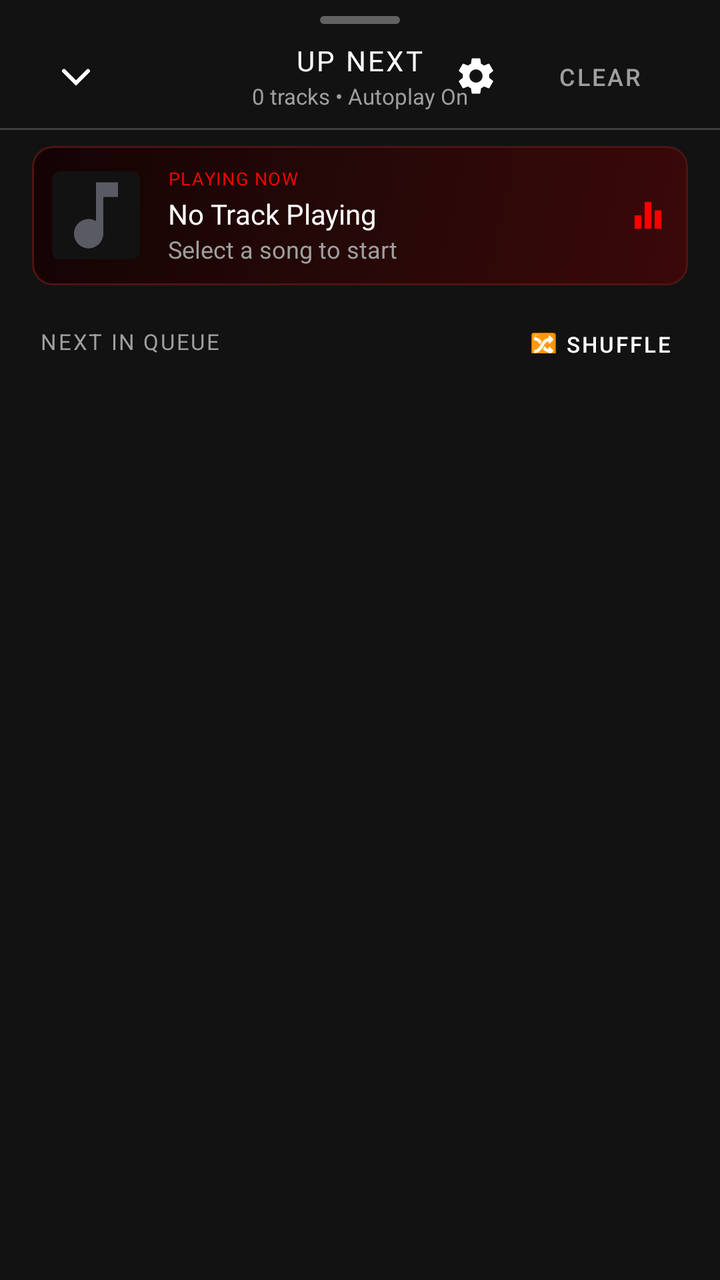
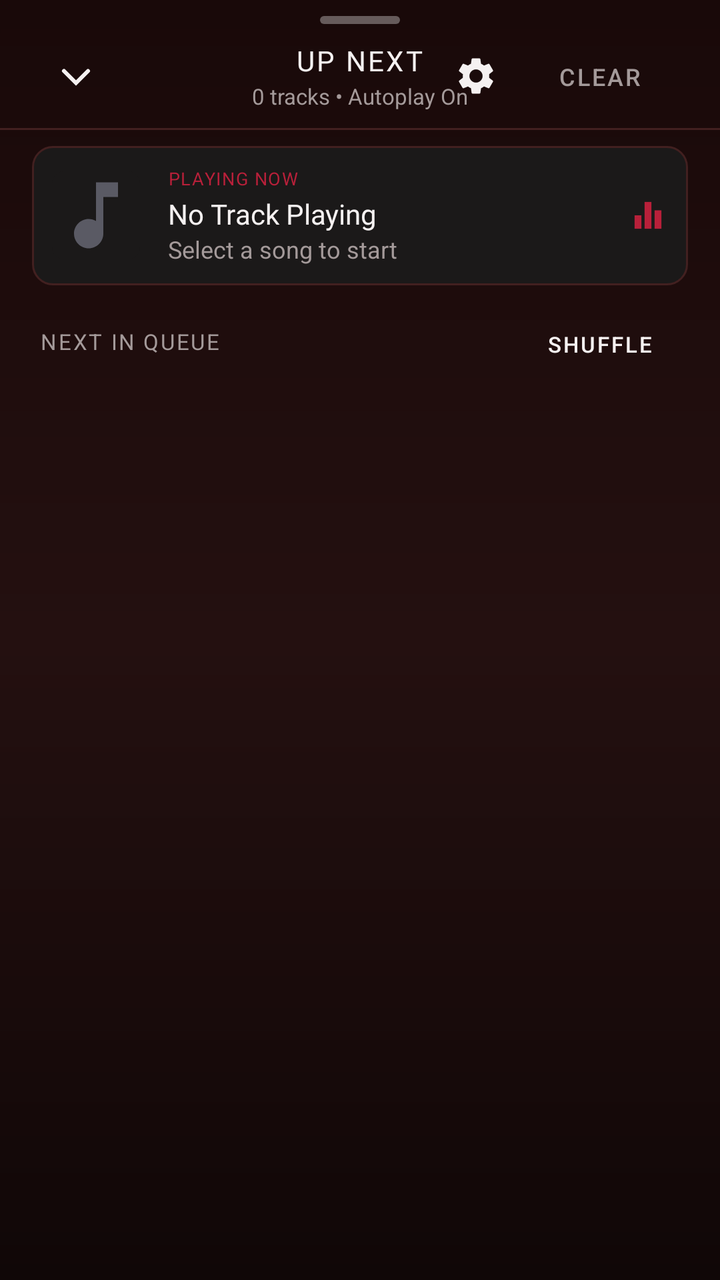

The first picture is an Android layout as it rendered before a commit; the second is the same layout after the commit. The layout source and the unified diff follow.
<!-- AndroidManifest.xml: application theme Theme.BraveMusicPlayer -->
<!-- res/layout/dialog_queue.xml -->
<?xml version="1.0" encoding="utf-8"?>
<LinearLayout xmlns:android="http://schemas.android.com/apk/res/android"
    xmlns:app="http://schemas.android.com/apk/res-auto"
    android:id="@+id/layoutQueueSheet"
    android:layout_width="match_parent"
    android:layout_height="match_parent"
    android:background="@color/ytm_surface_dark"
    android:orientation="vertical"
    android:paddingTop="8dp">

    
    <ImageView
        android:layout_width="wrap_content"
        android:layout_height="wrap_content"
        android:layout_gravity="center_horizontal"
        android:contentDescription="Drag Handle"
        android:src="@drawable/single_bar_drag_handle" />

    
    <RelativeLayout
        android:layout_width="match_parent"
        android:layout_height="wrap_content"
        android:layout_marginTop="8dp"
        android:paddingStart="20dp"
        android:paddingEnd="16dp">

        <ImageView
            android:id="@+id/ivCloseQueue"
            android:layout_width="36dp"
            android:layout_height="36dp"
            android:layout_alignParentStart="true"
            android:layout_centerVertical="true"
            android:background="?android:attr/selectableItemBackgroundBorderless"
            android:contentDescription="Close Queue"
            android:padding="6dp"
            android:src="@drawable/ic_ytm_chevron_down"
            app:tint="@color/ytm_icon_active" />

        <LinearLayout
            android:layout_width="wrap_content"
            android:layout_height="wrap_content"
            android:layout_centerInParent="true"
            android:gravity="center"
            android:orientation="vertical">

            <TextView
                android:layout_width="wrap_content"
                android:layout_height="wrap_content"
                android:fontFamily="@font/youtube_sans_bold_font"
                android:letterSpacing="0.08"
                android:text="UP NEXT"
                android:textColor="@color/ytm_text_primary"
                android:textSize="14sp" />

            <TextView
                android:id="@+id/tvQueueTrackCount"
                android:layout_width="wrap_content"
                android:layout_height="wrap_content"
                android:layout_marginTop="1dp"
                android:fontFamily="sans-serif"
                android:text="0 tracks • Autoplay On"
                android:textColor="@color/ytm_text_secondary"
                android:textSize="11sp" />
        </LinearLayout>

        <LinearLayout
            android:layout_width="wrap_content"
            android:layout_height="wrap_content"
            android:layout_alignParentEnd="true"
            android:layout_centerVertical="true"
            android:gravity="center_vertical"
            android:orientation="horizontal">

            <ImageView
                android:id="@+id/btnQueueSettings"
                android:layout_width="36dp"
                android:layout_height="36dp"
                android:background="?android:attr/selectableItemBackgroundBorderless"
                android:contentDescription="Playback Settings"
                android:padding="7dp"
                android:src="@drawable/ic_settings"
                app:tint="@color/ytm_icon_active" />

            <Button
                android:id="@+id/btnClearQueue"
                style="@style/Widget.MaterialComponents.Button.TextButton"
                android:layout_width="wrap_content"
                android:layout_height="36dp"
                android:fontFamily="sans-serif-medium"
                android:text="Clear"
                android:textColor="@color/ytm_text_secondary"
                android:textSize="12sp" />
        </LinearLayout>
    </RelativeLayout>

    <View
        android:layout_width="match_parent"
        android:layout_height="1dp"
        android:layout_marginTop="8dp"
        android:layout_marginBottom="8dp"
        android:background="@color/ytm_divider" />

    
    <LinearLayout
        android:id="@+id/layoutQueueNowPlayingCard"
        android:layout_width="match_parent"
        android:layout_height="wrap_content"
        android:layout_marginStart="16dp"
        android:layout_marginEnd="16dp"
        android:layout_marginBottom="8dp"
        android:background="@drawable/bg_mix_card"
        android:gravity="center_vertical"
        android:orientation="horizontal"
        android:padding="10dp">

        <androidx.cardview.widget.CardView
            android:layout_width="44dp"
            android:layout_height="44dp"
            app:cardBackgroundColor="@color/ytm_surface_card"
            app:cardCornerRadius="4dp"
            app:cardElevation="0dp">

            <ImageView
                android:id="@+id/ivNowPlayingQueueThumb"
                android:layout_width="match_parent"
                android:layout_height="match_parent"
                android:contentDescription="Now Playing Art"
                android:scaleType="centerCrop"
                android:src="@drawable/ic_music_note" />
        </androidx.cardview.widget.CardView>

        <LinearLayout
            android:layout_width="0dp"
            android:layout_height="wrap_content"
            android:layout_marginStart="14dp"
            android:layout_marginEnd="8dp"
            android:layout_weight="1"
            android:orientation="vertical">

            <TextView
                android:layout_width="wrap_content"
                android:layout_height="wrap_content"
                android:fontFamily="sans-serif-bold"
                android:letterSpacing="0.06"
                android:text="PLAYING NOW"
                android:textColor="@color/ytm_red"
                android:textSize="9sp" />

            <TextView
                android:id="@+id/tvNowPlayingQueueTitle"
                android:layout_width="wrap_content"
                android:layout_height="wrap_content"
                android:layout_marginTop="2dp"
                android:ellipsize="end"
                android:fontFamily="@font/youtube_sans_bold_font"
                android:maxLines="1"
                android:text="No Track Playing"
                android:textColor="@color/ytm_text_primary"
                android:textSize="14sp" />

            <TextView
                android:id="@+id/tvNowPlayingQueueArtist"
                android:layout_width="wrap_content"
                android:layout_height="wrap_content"
                android:ellipsize="end"
                android:fontFamily="sans-serif"
                android:maxLines="1"
                android:text="Select a song to start"
                android:textColor="@color/ytm_text_secondary"
                android:textSize="12sp" />
        </LinearLayout>

        <ImageView
            android:layout_width="20dp"
            android:layout_height="20dp"
            android:contentDescription="Equalizer"
            android:src="@drawable/ic_equalizer"
            app:tint="@color/ytm_red" />
    </LinearLayout>

    
    <RelativeLayout
        android:layout_width="match_parent"
        android:layout_height="wrap_content"
        android:paddingStart="20dp"
        android:paddingEnd="16dp"
        android:paddingTop="4dp"
        android:paddingBottom="4dp">

        <TextView
            android:layout_width="wrap_content"
            android:layout_height="wrap_content"
            android:layout_alignParentStart="true"
            android:layout_centerVertical="true"
            android:fontFamily="sans-serif-bold"
            android:letterSpacing="0.08"
            android:text="NEXT IN QUEUE"
            android:textColor="@color/ytm_text_secondary"
            android:textSize="11sp" />

        <Button
            android:id="@+id/btnShuffleQueue"
            style="@style/Widget.MaterialComponents.Button.TextButton"
            android:layout_width="wrap_content"
            android:layout_height="32dp"
            android:layout_alignParentEnd="true"
            android:layout_centerVertical="true"
            android:fontFamily="sans-serif-medium"
            android:text="🔀 Shuffle"
            android:textColor="@color/ytm_text_primary"
            android:textSize="11sp" />
    </RelativeLayout>

    
    <FrameLayout
        android:layout_width="match_parent"
        android:layout_height="0dp"
        android:layout_weight="1">

        
        <androidx.recyclerview.widget.RecyclerView
            android:id="@+id/rvQueueList"
            android:layout_width="match_parent"
            android:layout_height="match_parent"
            android:clipToPadding="false"
            android:paddingBottom="24dp" />

        
        <LinearLayout
            android:id="@+id/layoutQueueEmpty"
            android:layout_width="match_parent"
            android:layout_height="match_parent"
            android:gravity="center"
            android:orientation="vertical"
            android:padding="32dp"
            android:visibility="gone">

            <ImageView
                android:layout_width="56dp"
                android:layout_height="56dp"
                android:contentDescription="Empty Queue"
                android:src="@drawable/ic_queue_music"
                app:tint="@color/ytm_icon_inactive" />

            <TextView
                android:layout_width="wrap_content"
                android:layout_height="wrap_content"
                android:layout_marginTop="16dp"
                android:fontFamily="@font/youtube_sans_bold_font"
                android:text="Your queue is empty"
                android:textColor="@color/ytm_text_primary"
                android:textSize="16sp" />

            <TextView
                android:layout_width="wrap_content"
                android:layout_height="wrap_content"
                android:layout_marginTop="4dp"
                android:fontFamily="sans-serif"
                android:gravity="center"
                android:text="Search for music or enable Autoplay to keep the music playing infinitely."
                android:textColor="@color/ytm_text_secondary"
                android:textSize="13sp" />
        </LinearLayout>

    </FrameLayout>

</LinearLayout>
<!-- resources referenced by this layout -->
<resources>
  <color name="ytm_divider">#3F3F3F</color>
  <color name="ytm_icon_active">#FFFFFF</color>
  <color name="ytm_icon_inactive">#AAAAAA</color>
  <color name="ytm_red">#FF0000</color>
  <color name="ytm_surface_card">#121212</color>
  <color name="ytm_surface_dark">#121212</color>
  <color name="ytm_text_primary">#FFFFFF</color>
  <color name="ytm_text_secondary">#9F9F9F</color>
  <!-- drawable bg_mix_card (drawable) -->
  <?xml version="1.0" encoding="utf-8"?>
  <shape xmlns:android="http://schemas.android.com/apk/res/android"
      android:shape="rectangle">
      <gradient
          android:angle="135"
          android:startColor="@color/ytm_bg_top_glow"
          android:centerColor="@color/card_red_tint_start"
          android:endColor="@color/card_red_tint_end"
          android:type="linear" />
      <corners android:radius="10dp" />
      <stroke
          android:width="1dp"
          android:color="@color/card_red_tint_border" />
  </shape>
  <!-- drawable ic_equalizer (drawable) -->
  <vector xmlns:android="http://schemas.android.com/apk/res/android"
      android:width="24dp"
      android:height="24dp"
      android:viewportWidth="24"
      android:viewportHeight="24">
      <path
          android:fillColor="#FFFFFFFF"
          android:pathData="M10,20h4V4h-4v16zm-6,0h4v-8H4v8zM16,9v11h4V9h-4z"/>
  </vector>
  <style name="Theme.BraveMusicPlayer" parent="Theme.MaterialComponents.DayNight.NoActionBar">
          <item name="colorPrimary">@color/youtube_red</item>
          <item name="colorPrimaryVariant">@color/surface_black</item>
          <item name="colorOnPrimary">@color/white_primary</item>
          <item name="colorSecondary">@color/youtube_red</item>
          <item name="colorSecondaryVariant">@color/youtube_red</item>
          <item name="colorOnSecondary">@color/white_primary</item>
          <item name="android:colorBackground">@color/deep_black</item>
          <item name="android:statusBarColor">@color/ytm_bg_top_glow</item>
          <item name="android:navigationBarColor">@color/surface_black</item>
          <item name="android:windowBackground">@drawable/bg_ytm_gradient</item>
          <item name="bottomSheetDialogTheme">@style/YtmBottomSheetDialogTheme</item>
      </style>
  <color name="ytm_bg_top_glow">#3B0808</color>
  <color name="card_red_tint_start">#260808</color>
  <color name="card_red_tint_end">#140303</color>
  <color name="card_red_tint_border">#4E1414</color>
  <dimen name="yt_sys_measurement_size_min">4dp</dimen>
  <dimen name="yt_sys_measurement_size_hero">40dp</dimen>
  <color name="youtube_red">#FF0000</color>
  <color name="surface_black">#121212</color>
  <color name="white_primary">#FFFFFF</color>
  <color name="deep_black">#030303</color>
  <!-- drawable bg_ytm_gradient (drawable) -->
  <?xml version="1.0" encoding="utf-8"?>
  <shape xmlns:android="http://schemas.android.com/apk/res/android"
      android:shape="rectangle">
      <gradient
          android:angle="270"
          android:startColor="@color/ytm_bg_top_glow"
          android:centerColor="@color/ytm_bg_middle"
          android:endColor="@color/ytm_bg_main"
          android:type="linear" />
  </shape>
  <style name="YtmBottomSheetDialogTheme" parent="Theme.Design.Light.BottomSheetDialog">
          <item name="bottomSheetStyle">@style/YtmBottomSheetStyle</item>
          <item name="android:windowIsFloating">false</item>
          <item name="android:navigationBarColor">@color/surface_black</item>
      </style>
  <color name="ytm_bg_middle">#0D0202</color>
  <color name="ytm_bg_main">#030303</color>
  <style name="YtmBottomSheetStyle" parent="Widget.Design.BottomSheet.Modal">
          <item name="android:background">@android:color/transparent</item>
      </style>
  <!-- unchanged entries left out for length: 5 -->
</resources>

<!-- the commit's change to res/layout/dialog_queue.xml (unified diff, before → after) -->
@@ -4,7 +4,7 @@
     android:id="@+id/layoutQueueSheet"
     android:layout_width="match_parent"
     android:layout_height="match_parent"
-    android:background="@color/ytm_surface_dark"
+    android:background="@drawable/bg_now_playing_sheet"
     android:orientation="vertical"
     android:paddingTop="8dp">
 
@@ -34,7 +34,7 @@
             android:contentDescription="Close Queue"
             android:padding="6dp"
             android:src="@drawable/ic_ytm_chevron_down"
-            app:tint="@color/ytm_icon_active" />
+            app:tint="@color/textPrimary" />
 
         <LinearLayout
             android:layout_width="wrap_content"
@@ -49,7 +49,7 @@
                 android:fontFamily="@font/youtube_sans_bold_font"
                 android:letterSpacing="0.08"
                 android:text="UP NEXT"
-                android:textColor="@color/ytm_text_primary"
+                android:textColor="@color/textPrimary"
                 android:textSize="14sp" />
 
             <TextView
@@ -59,7 +59,7 @@
                 android:layout_marginTop="1dp"
                 android:fontFamily="sans-serif"
                 android:text="0 tracks • Autoplay On"
-                android:textColor="@color/ytm_text_secondary"
+                android:textColor="@color/textSecondary"
                 android:textSize="11sp" />
         </LinearLayout>
 
@@ -79,7 +79,7 @@
                 android:contentDescription="Playback Settings"
                 android:padding="7dp"
                 android:src="@drawable/ic_settings"
-                app:tint="@color/ytm_icon_active" />
+                app:tint="@color/textPrimary" />
 
             <Button
                 android:id="@+id/btnClearQueue"
@@ -88,7 +88,7 @@
                 android:layout_height="36dp"
                 android:fontFamily="sans-serif-medium"
                 android:text="Clear"
-                android:textColor="@color/ytm_text_secondary"
+                android:textColor="@color/textSecondary"
                 android:textSize="12sp" />
         </LinearLayout>
     </RelativeLayout>
@@ -98,7 +98,7 @@
         android:layout_height="1dp"
         android:layout_marginTop="8dp"
         android:layout_marginBottom="8dp"
-        android:background="@color/ytm_divider" />
+        android:background="@color/borderSubtle" />
 
     
     <LinearLayout
@@ -108,7 +108,7 @@
         android:layout_marginStart="16dp"
         android:layout_marginEnd="16dp"
         android:layout_marginBottom="8dp"
-        android:background="@drawable/bg_mix_card"
+        android:background="@drawable/bg_rounded_card"
         android:gravity="center_vertical"
         android:orientation="horizontal"
         android:padding="10dp">
@@ -116,8 +116,8 @@
         <androidx.cardview.widget.CardView
             android:layout_width="44dp"
             android:layout_height="44dp"
-            app:cardBackgroundColor="@color/ytm_surface_card"
-            app:cardCornerRadius="4dp"
+            app:cardBackgroundColor="@color/surfaceCard"
+            app:cardCornerRadius="6dp"
             app:cardElevation="0dp">
 
             <ImageView
@@ -143,7 +143,7 @@
                 android:fontFamily="sans-serif-bold"
                 android:letterSpacing="0.06"
                 android:text="PLAYING NOW"
-                android:textColor="@color/ytm_red"
+                android:textColor="@color/accentPrimary"
                 android:textSize="9sp" />
 
             <TextView
@@ -155,7 +155,7 @@
                 android:fontFamily="@font/youtube_sans_bold_font"
                 android:maxLines="1"
                 android:text="No Track Playing"
-                android:textColor="@color/ytm_text_primary"
+                android:textColor="@color/textPrimary"
                 android:textSize="14sp" />
 
             <TextView
@@ -166,7 +166,7 @@
                 android:fontFamily="sans-serif"
                 android:maxLines="1"
                 android:text="Select a song to start"
-                android:textColor="@color/ytm_text_secondary"
+                android:textColor="@color/textSecondary"
                 android:textSize="12sp" />
         </LinearLayout>
 
@@ -175,7 +175,7 @@
             android:layout_height="20dp"
             android:contentDescription="Equalizer"
             android:src="@drawable/ic_equalizer"
-            app:tint="@color/ytm_red" />
+            app:tint="@color/accentPrimary" />
     </LinearLayout>
 
     
@@ -195,7 +195,7 @@
             android:fontFamily="sans-serif-bold"
             android:letterSpacing="0.08"
             android:text="NEXT IN QUEUE"
-            android:textColor="@color/ytm_text_secondary"
+            android:textColor="@color/textSecondary"
             android:textSize="11sp" />
 
         <Button
@@ -206,8 +206,8 @@
             android:layout_alignParentEnd="true"
             android:layout_centerVertical="true"
             android:fontFamily="sans-serif-medium"
-            android:text="🔀 Shuffle"
-            android:textColor="@color/ytm_text_primary"
+            android:text="Shuffle"
+            android:textColor="@color/textPrimary"
             android:textSize="11sp" />
     </RelativeLayout>
 
@@ -240,7 +240,7 @@
                 android:layout_height="56dp"
                 android:contentDescription="Empty Queue"
                 android:src="@drawable/ic_queue_music"
-                app:tint="@color/ytm_icon_inactive" />
+                app:tint="@color/textDisabled" />
 
             <TextView
                 android:layout_width="wrap_content"
@@ -248,7 +248,7 @@
                 android:layout_marginTop="16dp"
                 android:fontFamily="@font/youtube_sans_bold_font"
                 android:text="Your queue is empty"
-                android:textColor="@color/ytm_text_primary"
+                android:textColor="@color/textPrimary"
                 android:textSize="16sp" />
 
             <TextView
@@ -258,7 +258,7 @@
                 android:fontFamily="sans-serif"
                 android:gravity="center"
                 android:text="Search for music or enable Autoplay to keep the music playing infinitely."
-                android:textColor="@color/ytm_text_secondary"
+                android:textColor="@color/textSecondary"
                 android:textSize="13sp" />
         </LinearLayout>
 
<!-- resource entries referenced after the edit -->
@@ -1,27 +1,34 @@
 <!-- resources referenced by this layout -->
 <resources>
-  <color name="ytm_divider">#3F3F3F</color>
-  <color name="ytm_icon_active">#FFFFFF</color>
-  <color name="ytm_icon_inactive">#AAAAAA</color>
-  <color name="ytm_red">#FF0000</color>
-  <color name="ytm_surface_card">#121212</color>
-  <color name="ytm_surface_dark">#121212</color>
-  <color name="ytm_text_primary">#FFFFFF</color>
-  <color name="ytm_text_secondary">#9F9F9F</color>
-  <!-- drawable bg_mix_card (drawable) -->
+  <color name="accentPrimary">#B8203A</color>
+  <color name="borderSubtle">#422020</color>
+  <color name="surfaceCard">#1B1919</color>
+  <color name="textDisabled">#686060</color>
+  <color name="textPrimary">#F5F1F1</color>
+  <color name="textSecondary">#A49A9A</color>
+  <!-- drawable bg_now_playing_sheet (drawable) -->
   <?xml version="1.0" encoding="utf-8"?>
   <shape xmlns:android="http://schemas.android.com/apk/res/android"
       android:shape="rectangle">
       <gradient
-          android:angle="135"
-          android:startColor="@color/ytm_bg_top_glow"
-          android:centerColor="@color/card_red_tint_start"
-          android:endColor="@color/card_red_tint_end"
+          android:angle="270"
+          android:startColor="@color/backgroundSecondary"
+          android:centerColor="@color/surfaceElevated"
+          android:endColor="@color/background"
           android:type="linear" />
+      <corners
+          android:topLeftRadius="20dp"
+          android:topRightRadius="20dp" />
+  </shape>
+  <!-- drawable bg_rounded_card (drawable) -->
+  <?xml version="1.0" encoding="utf-8"?>
+  <shape xmlns:android="http://schemas.android.com/apk/res/android"
+      android:shape="rectangle">
       <corners android:radius="10dp" />
+      <solid android:color="@color/surfaceCard" />
       <stroke
           android:width="1dp"
-          android:color="@color/card_red_tint_border" />
+          android:color="@color/borderSubtle" />
   </shape>
   <!-- drawable ic_equalizer (drawable) -->
   <vector xmlns:android="http://schemas.android.com/apk/res/android"
@@ -34,47 +41,40 @@
           android:pathData="M10,20h4V4h-4v16zm-6,0h4v-8H4v8zM16,9v11h4V9h-4z"/>
   </vector>
   <style name="Theme.BraveMusicPlayer" parent="Theme.MaterialComponents.DayNight.NoActionBar">
-          <item name="colorPrimary">@color/youtube_red</item>
-          <item name="colorPrimaryVariant">@color/surface_black</item>
-          <item name="colorOnPrimary">@color/white_primary</item>
-          <item name="colorSecondary">@color/youtube_red</item>
-          <item name="colorSecondaryVariant">@color/youtube_red</item>
-          <item name="colorOnSecondary">@color/white_primary</item>
-          <item name="android:colorBackground">@color/deep_black</item>
-          <item name="android:statusBarColor">@color/ytm_bg_top_glow</item>
-          <item name="android:navigationBarColor">@color/surface_black</item>
+          <item name="colorPrimary">@color/accentPrimary</item>
+          <item name="colorPrimaryVariant">@color/surfaceCard</item>
+          <item name="colorOnPrimary">@color/textPrimary</item>
+          <item name="colorSecondary">@color/accentPrimary</item>
+          <item name="colorSecondaryVariant">@color/accentPressed</item>
+          <item name="colorOnSecondary">@color/textPrimary</item>
+          <item name="android:colorBackground">@color/background</item>
+          <item name="android:statusBarColor">@color/background</item>
+          <item name="android:navigationBarColor">@color/background</item>
           <item name="android:windowBackground">@drawable/bg_ytm_gradient</item>
-          <item name="bottomSheetDialogTheme">@style/YtmBottomSheetDialogTheme</item>
+          <item name="bottomSheetDialogTheme">@style/MelodyBottomSheetDialogTheme</item>
       </style>
-  <color name="ytm_bg_top_glow">#3B0808</color>
-  <color name="card_red_tint_start">#260808</color>
-  <color name="card_red_tint_end">#140303</color>
-  <color name="card_red_tint_border">#4E1414</color>
+  <color name="backgroundSecondary">#190909</color>
+  <color name="surfaceElevated">#241010</color>
+  <color name="background">#100707</color>
   <dimen name="yt_sys_measurement_size_min">4dp</dimen>
   <dimen name="yt_sys_measurement_size_hero">40dp</dimen>
-  <color name="youtube_red">#FF0000</color>
-  <color name="surface_black">#121212</color>
-  <color name="white_primary">#FFFFFF</color>
-  <color name="deep_black">#030303</color>
+  <color name="accentPressed">#8F1830</color>
   <!-- drawable bg_ytm_gradient (drawable) -->
   <?xml version="1.0" encoding="utf-8"?>
   <shape xmlns:android="http://schemas.android.com/apk/res/android"
       android:shape="rectangle">
       <gradient
           android:angle="270"
-          android:startColor="@color/ytm_bg_top_glow"
-          android:centerColor="@color/ytm_bg_middle"
-          android:endColor="@color/ytm_bg_main"
+          android:startColor="@color/backgroundSecondary"
+          android:endColor="@color/background"
           android:type="linear" />
   </shape>
-  <style name="YtmBottomSheetDialogTheme" parent="Theme.Design.Light.BottomSheetDialog">
-          <item name="bottomSheetStyle">@style/YtmBottomSheetStyle</item>
+  <style name="MelodyBottomSheetDialogTheme" parent="Theme.Design.Light.BottomSheetDialog">
+          <item name="bottomSheetStyle">@style/MelodyBottomSheetStyle</item>
           <item name="android:windowIsFloating">false</item>
-          <item name="android:navigationBarColor">@color/surface_black</item>
+          <item name="android:navigationBarColor">@color/background</item>
       </style>
-  <color name="ytm_bg_middle">#0D0202</color>
-  <color name="ytm_bg_main">#030303</color>
-  <style name="YtmBottomSheetStyle" parent="Widget.Design.BottomSheet.Modal">
+  <style name="MelodyBottomSheetStyle" parent="Widget.Design.BottomSheet.Modal">
           <item name="android:background">@android:color/transparent</item>
       </style>
   <!-- unchanged entries left out for length: 5 -->
